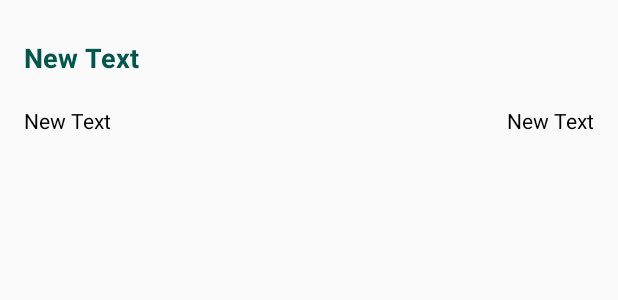
After one commit to khawajaw/SportsManager, an Android app: the layout lineup_list_item.xml on its own in the app's theme, with its tools: preview values and no code run, on a phone screen of 412 x 824 dp. The commit adds this screen. Shown: the top 300 px of the screen. Run offline under Robolectric (Android 15) with nearby library versions, the phone set to English and light mode, and no system bars.

Commit message:
converted Lineup to recycler view that shows 3 different textfields, added spinner for adding player to lineup

```diff
--- a/app/build.gradle
+++ b/app/build.gradle
@@ -30,4 +30,5 @@ dependencies {
     testImplementation 'junit:junit:4.12'
     androidTestImplementation 'androidx.test:runner:1.1.0'
     androidTestImplementation 'androidx.test.espresso:espresso-core:3.1.0'
+
 }
--- /dev/null
+++ b/app/src/main/res/layout/lineup_list_item.xml
@@ -0,0 +1,39 @@
+<?xml version="1.0" encoding="utf-8"?>
+<RelativeLayout xmlns:android="http://schemas.android.com/apk/res/android"
+    android:id="@+id/container"
+    android:layout_width="match_parent"
+    android:layout_height="match_parent"
+    android:padding="16dp">
+
+    <TextView
+        android:id="@+id/playername"
+        android:layout_width="wrap_content"
+        android:layout_height="wrap_content"
+        android:text="New Text"
+        android:layout_marginTop="10dp"
+        android:textSize="18dp"
+        android:textStyle="bold"
+        android:textColor="@color/colorPrimaryDark"/>
+
+    <TextView
+        android:id="@+id/number"
+        android:layout_width="wrap_content"
+        android:layout_height="wrap_content"
+        android:text="New Text"
+        android:textColor="#000"
+        android:layout_below="@+id/playername"
+        android:layout_alignLeft="@+id/playername"
+        android:layout_alignStart="@+id/playername"
+        android:layout_marginTop="20dp" />
+
+    <TextView
+        android:id="@+id/position"
+        android:layout_width="wrap_content"
+        android:layout_height="wrap_content"
+        android:text="New Text"
+        android:textColor="#000"
+        android:layout_alignTop="@+id/number"
+        android:layout_alignParentRight="true"
+        android:layout_alignParentEnd="true" />
+
+</RelativeLayout>
```
Also changed, not shown: app/src/main/AndroidManifest.xml (+7 -0 lines), app/src/main/java/edu/wit/comp3660/sportsmanager/LineupActivity.java (+32 -30 lines), app/src/main/java/edu/wit/comp3660/sportsmanager/ListAdapters/LineupAdapter.java (+36 -27 lines), app/src/main/java/edu/wit/comp3660/sportsmanager/ListAdapters/LineupObject.java (added, +28 -0 lines), app/src/main/java/edu/wit/comp3660/sportsmanager/ListAdapters/LineupviewHolder.java (added, +39 -0 lines), app/src/main/res/layout/activity_add_player.xml (added, +12 -0 lines), app/src/main/res/layout/lineup.xml (added, +13 -0 lines).
